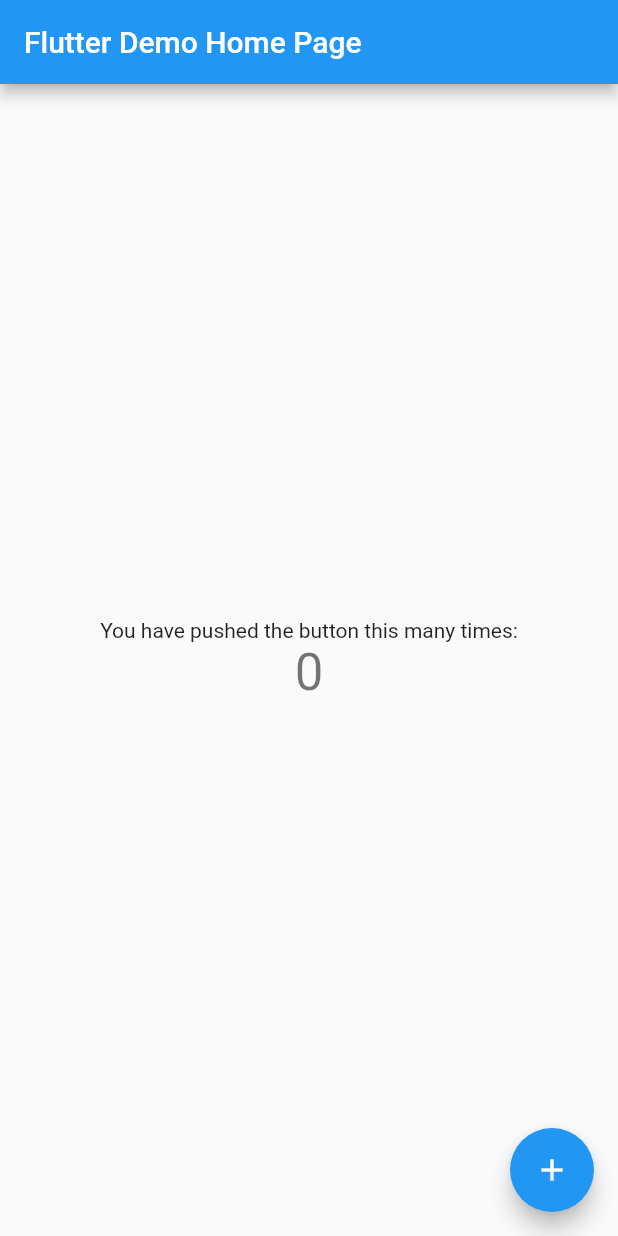
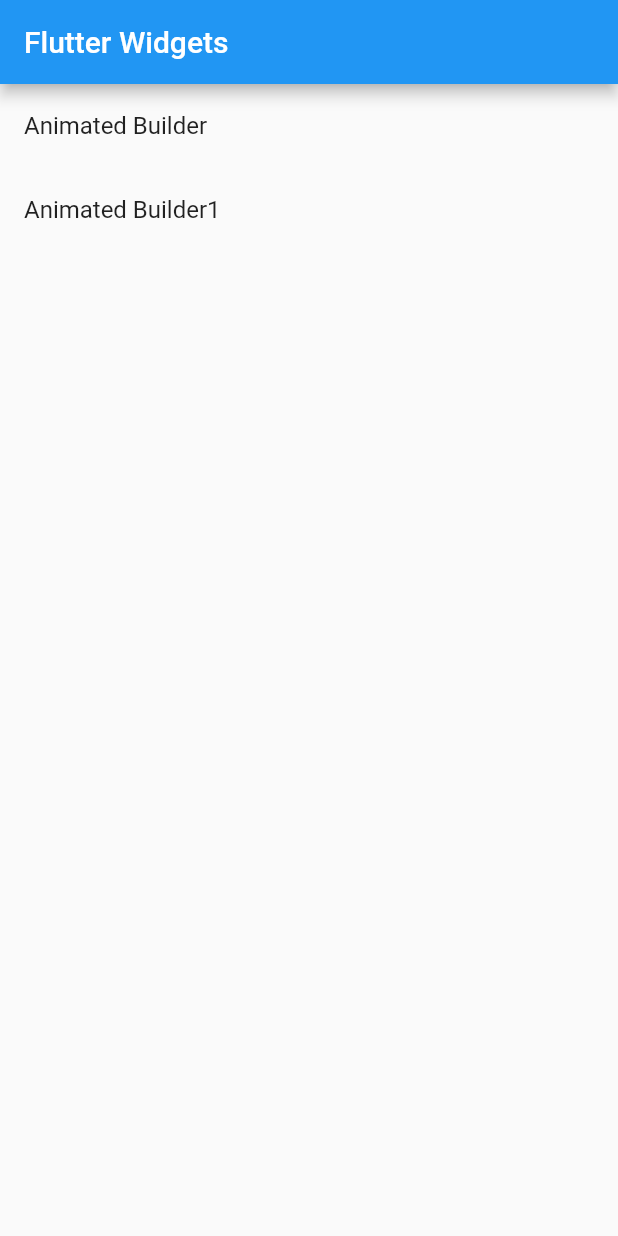
Before and after one commit to bhavikvashi1804/flutter_animations, a Flutter app: the screen it shows after launch, on a phone screen of 412 x 824 dp. Run offline on Flutter 3.47's test engine with Material 2 defaults, Android fonts, the phone set to English and light mode, and no system bars.

Commit message:
Animated Builder Spin using Animated Builder simple continous spining

```diff
--- a/lib/main.dart
+++ b/lib/main.dart
@@ -1,8 +1,13 @@
 import 'package:flutter/material.dart';
+
+
+import './screens/list_animations_screen.dart';
 
 void main() {
   runApp(MyApp());
 }
+
+
 
 class MyApp extends StatelessWidget {
   // This widget is the root of your application.
@@ -11,103 +16,11 @@
     return MaterialApp(
       title: 'Flutter Demo',
       theme: ThemeData(
-        // This is the theme of your application.
-        //
-        // Try running your application with "flutter run". You'll see the
-        // application has a blue toolbar. Then, without quitting the app, try
-        // changing the primarySwatch below to Colors.green and then invoke
-        // "hot reload" (press "r" in the console where you ran "flutter run",
-        // or simply save your changes to "hot reload" in a Flutter IDE).
-        // Notice that the counter didn't reset back to zero; the application
-        // is not restarted.
+
         primarySwatch: Colors.blue,
       ),
-      home: MyHomePage(title: 'Flutter Demo Home Page'),
+      home: ListOfWidgets(),
+
     );
   }
 }
-
-class MyHomePage extends StatefulWidget {
-  MyHomePage({Key key, this.title}) : super(key: key);
-
-  // This widget is the home page of your application. It is stateful, meaning
-  // that it has a State object (defined below) that contains fields that affect
-  // how it looks.
-
-  // This class is the configuration for the state. It holds the values (in this
-  // case the title) provided by the parent (in this case the App widget) and
-  // used by the build method of the State. Fields in a Widget subclass are
-  // always marked "final".
-
-  final String title;
-
-  @override
-  _MyHomePageState createState() => _MyHomePageState();
-}
-
-class _MyHomePageState extends State<MyHomePage> {
-  int _counter = 0;
-
-  void _incrementCounter() {
-    setState(() {
-      // This call to setState tells the Flutter framework that something has
-      // changed in this State, which causes it to rerun the build method below
-      // so that the display can reflect the updated values. If we changed
-      // _counter without calling setState(), then the build method would not be
-      // called again, and so nothing would appear to happen.
-      _counter++;
-    });
-  }
-
-  @override
-  Widget build(BuildContext context) {
-    // This method is rerun every time setState is called, for instance as done
-    // by the _incrementCounter method above.
-    //
-    // The Flutter framework has been optimized to make rerunning build methods
-    // fast, so that you can just rebuild anything that needs updating rather
-    // than having to individually change instances of widgets.
-    return Scaffold(
-      appBar: AppBar(
-        // Here we take the value from the MyHomePage object that was created by
-        // the App.build method, and use it to set our appbar title.
-        title: Text(widget.title),
-      ),
-      body: Center(
-        // Center is a layout widget. It takes a single child and positions it
-        // in the middle of the parent.
-        child: Column(
-          // Column is also a layout widget. It takes a list of children and
-          // arranges them vertically. By default, it sizes itself to fit its
-          // children horizontally, and tries to be as tall as its parent.
-          //
-          // Invoke "debug painting" (press "p" in the console, choose the
-          // "Toggle Debug Paint" action from the Flutter Inspector in Android
-          // Studio, or the "Toggle Debug Paint" command in Visual Studio Code)
-          // to see the wireframe for each widget.
-          //
-          // Column has various properties to control how it sizes itself and
-          // how it positions its children. Here we use mainAxisAlignment to
-          // center the children vertically; the main axis here is the vertical
-          // axis because Columns are vertical (the cross axis would be
-          // horizontal).
-          mainAxisAlignment: MainAxisAlignment.center,
-          children: <Widget>[
-            Text(
-              'You have pushed the button this many times:',
-            ),
-            Text(
-              '$_counter',
-              style: Theme.of(context).textTheme.headline4,
-            ),
-          ],
-        ),
-      ),
-      floatingActionButton: FloatingActionButton(
-        onPressed: _incrementCounter,
-        tooltip: 'Increment',
-        child: Icon(Icons.add),
-      ), // This trailing comma makes auto-formatting nicer for build methods.
-    );
-  }
-}
--- /dev/null
+++ b/lib/models/myWidgets.dart
@@ -0,0 +1,18 @@
+import 'package:flutter/material.dart';
+
+class MyWidget{
+
+  final String widgetName;
+  final String appRoute;
+  final String videoLink;
+  final Widget widget;
+
+  MyWidget({
+    this.widgetName,
+    this.appRoute,
+    this.videoLink,
+    this.widget,
+  });
+
+
+}
--- /dev/null
+++ b/lib/providers/myWidget_provider.dart
@@ -0,0 +1,41 @@
+
+import '../models/myWidgets.dart';
+
+
+import '../screens/animated_builder_wScreen.dart';
+
+class myWidgetProvider{
+
+
+
+  List<MyWidget> _items=[
+    MyWidget(
+      widgetName: 'Animated Builder',
+      appRoute: '/widget-animation-animated-builder',
+      widget: AnimatedBuilderWidget(),
+
+    ),
+
+
+    MyWidget(
+      widgetName: 'Animated Builder1',
+      appRoute: '/widget-animation-animated-builder',
+      widget: AnimatedBuilderWidget(),
+
+    ),
+
+  ];
+
+
+
+  List<MyWidget> get items{
+    return [..._items];
+  }
+
+  String getRouteName(String widgetName){
+    MyWidget obj1=_items.firstWhere((element) => element.widgetName==widgetName);
+    return obj1.appRoute;
+  }
+
+
+}
--- /dev/null
+++ b/lib/screens/list_animations_screen.dart
@@ -0,0 +1,33 @@
+import 'package:flutter/material.dart';
+
+import '../providers/myWidget_provider.dart';
+
+class ListOfWidgets extends StatelessWidget {
+  @override
+  Widget build(BuildContext context) {
+
+    final _loadedWidgets=myWidgetProvider().items;
+
+    return Scaffold(
+      appBar: AppBar(
+        title: Text('Flutter Widgets'),
+      ),
+      body: ListView.builder(
+        itemBuilder: (ctx,index)=>ListTile(
+
+          title: Text(_loadedWidgets[index].widgetName),
+          onTap: (){
+            Navigator.push(
+              context,
+              MaterialPageRoute(builder: (context) => _loadedWidgets[index].widget,)
+            );
+          },
+
+        ),
+        itemCount: _loadedWidgets.length
+      ),
+    );
+
+
+  }
+}
```
Also changed, not shown: lib/screens/animated_builder_wScreen.dart (added, +97 -0 lines).
